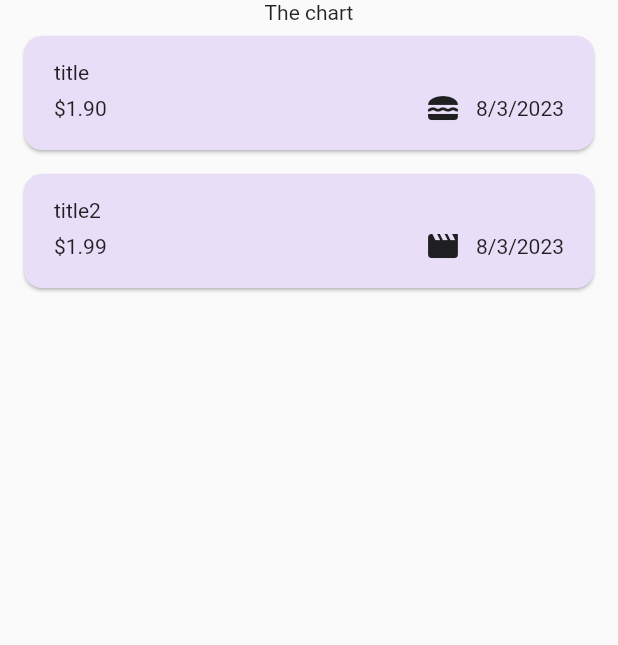
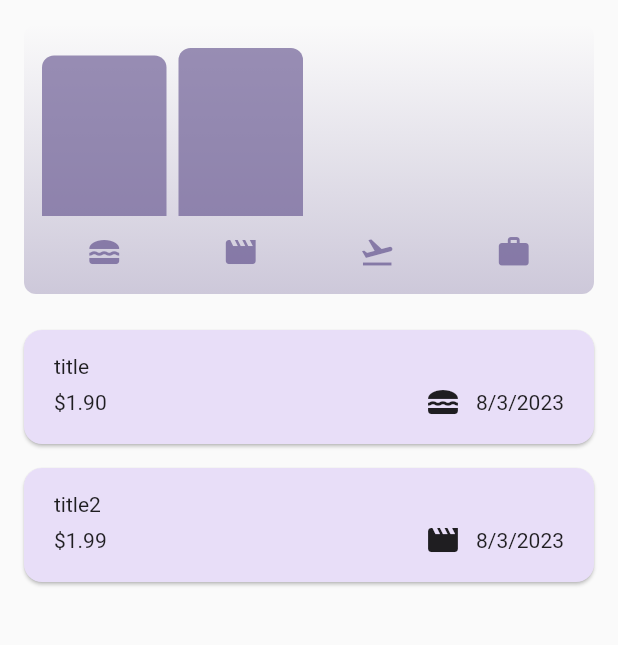
Before and after one commit to RonnieArnab/expense_tacker_app, a Flutter app: the screen it shows after launch, on a phone screen of 412 x 824 dp, the part 84-729 px from its top. Run offline on Flutter 3.47's test engine with Material 2 defaults, Android fonts, the light colour scheme and no system bars.

Commit message:
adding charts and chart bar

```diff
--- a/lib/models/expense.dart
+++ b/lib/models/expense.dart
@@ -32,3 +32,28 @@
     return formatter.format(date);
   }
 }
+
+class ExpenseBucket {
+  ExpenseBucket({
+    required this.category,
+    required this.expenses,
+  });
+
+  ExpenseBucket.forCategory(List<Expense> allExpenses, this.category)
+      : expenses = allExpenses
+            .where((expense) => expense.category == category)
+            .toList();
+
+  final Category category;
+  List<Expense> expenses;
+
+  double get totalExpenses {
+    double sum = 0;
+
+    for (final expense in expenses) {
+      sum += expense.amount;
+    }
+
+    return sum;
+  }
+}
--- /dev/null
+++ b/lib/widgets/chart/chart.dart
@@ -0,0 +1,95 @@
+import 'package:flutter/material.dart';
+
+import 'chart_bar.dart';
+import 'package:expense_tacker_app/models/expense.dart';
+
+class Chart extends StatelessWidget {
+  const Chart({super.key, required this.expenses});
+
+  final List<Expense> expenses;
+
+  List<ExpenseBucket> get buckets {
+    return [
+      ExpenseBucket.forCategory(expenses, Category.food),
+      ExpenseBucket.forCategory(expenses, Category.leisure),
+      ExpenseBucket.forCategory(expenses, Category.travel),
+      ExpenseBucket.forCategory(expenses, Category.work),
+    ];
+  }
+
+  double get maxTotalExpense {
+    double maxTotalExpense = 0;
+
+    for (final bucket in buckets) {
+      if (bucket.totalExpenses > maxTotalExpense) {
+        maxTotalExpense = bucket.totalExpenses;
+      }
+    }
+
+    return maxTotalExpense;
+  }
+
+  @override
+  Widget build(BuildContext context) {
+    final isDarkMode =
+        MediaQuery.of(context).platformBrightness == Brightness.dark;
+    return Container(
+      margin: const EdgeInsets.all(16),
+      padding: const EdgeInsets.symmetric(
+        vertical: 16,
+        horizontal: 8,
+      ),
+      width: double.infinity,
+      height: 180,
+      decoration: BoxDecoration(
+        borderRadius: BorderRadius.circular(8),
+        gradient: LinearGradient(
+          colors: [
+            Theme.of(context).colorScheme.primary.withOpacity(0.3),
+            Theme.of(context).colorScheme.primary.withOpacity(0.0)
+          ],
+          begin: Alignment.bottomCenter,
+          end: Alignment.topCenter,
+        ),
+      ),
+      child: Column(
+        children: [
+          Expanded(
+            child: Row(
+              crossAxisAlignment: CrossAxisAlignment.end,
+              children: [
+                for (final bucket in buckets) // alternative to map()
+                  ChartBar(
+                    fill: bucket.totalExpenses == 0
+                        ? 0
+                        : bucket.totalExpenses / maxTotalExpense,
+                  )
+              ],
+            ),
+          ),
+          const SizedBox(height: 12),
+          Row(
+            children: buckets
+                .map(
+                  (bucket) => Expanded(
+                    child: Padding(
+                      padding: const EdgeInsets.symmetric(horizontal: 4),
+                      child: Icon(
+                        categoryIcons[bucket.category],
+                        color: isDarkMode
+                            ? Theme.of(context).colorScheme.secondary
+                            : Theme.of(context)
+                                .colorScheme
+                                .primary
+                                .withOpacity(0.7),
+                      ),
+                    ),
+                  ),
+                )
+                .toList(),
+          )
+        ],
+      ),
+    );
+  }
+}
--- /dev/null
+++ b/lib/widgets/chart/chart_bar.dart
@@ -0,0 +1,34 @@
+import 'package:flutter/material.dart';
+
+class ChartBar extends StatelessWidget {
+  const ChartBar({
+    super.key,
+    required this.fill,
+  });
+
+  final double fill;
+
+  @override
+  Widget build(BuildContext context) {
+    final isDarkMode =
+        MediaQuery.of(context).platformBrightness == Brightness.dark;
+    return Expanded(
+      child: Padding(
+        padding: const EdgeInsets.symmetric(horizontal: 4),
+        child: FractionallySizedBox(
+          heightFactor: fill,
+          child: DecoratedBox(
+            decoration: BoxDecoration(
+              shape: BoxShape.rectangle,
+              borderRadius:
+                  const BorderRadius.vertical(top: Radius.circular(8)),
+              color: isDarkMode
+                  ? Theme.of(context).colorScheme.secondary
+                  : Theme.of(context).colorScheme.primary.withOpacity(0.65),
+            ),
+          ),
+        ),
+      ),
+    );
+  }
+}
--- a/lib/widgets/expenses.dart
+++ b/lib/widgets/expenses.dart
@@ -1,3 +1,4 @@
+import 'package:expense_tacker_app/widgets/chart/chart.dart';
 import 'package:expense_tacker_app/widgets/expenses_list/expenses_list.dart';
 import 'package:expense_tacker_app/models/expense.dart';
 import 'package:expense_tacker_app/widgets/new_expense.dart';
@@ -75,7 +76,7 @@
     if (_registeredExpenses.isNotEmpty) {
       mainContent = Column(
         children: [
-          const Text('The chart'),
+          Chart(expenses: _registeredExpenses),
           Expanded(
             child: ExpensesList(
               expenses: _registeredExpenses,
```
